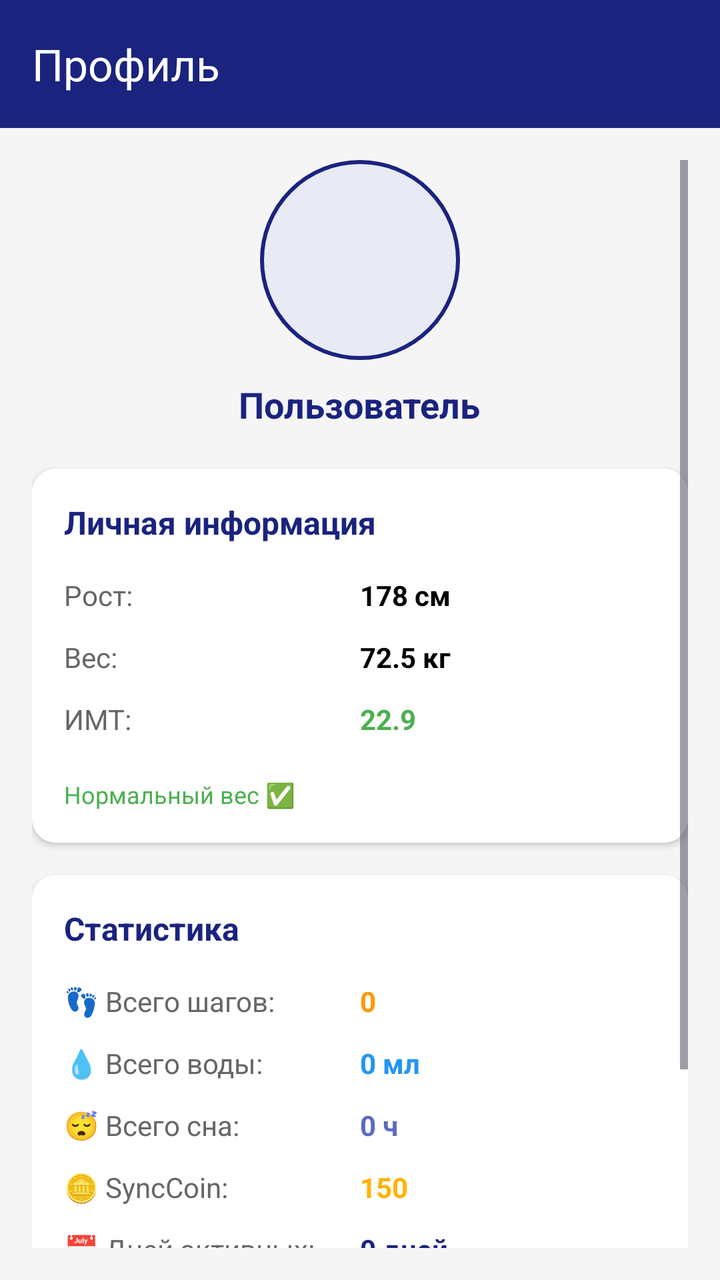
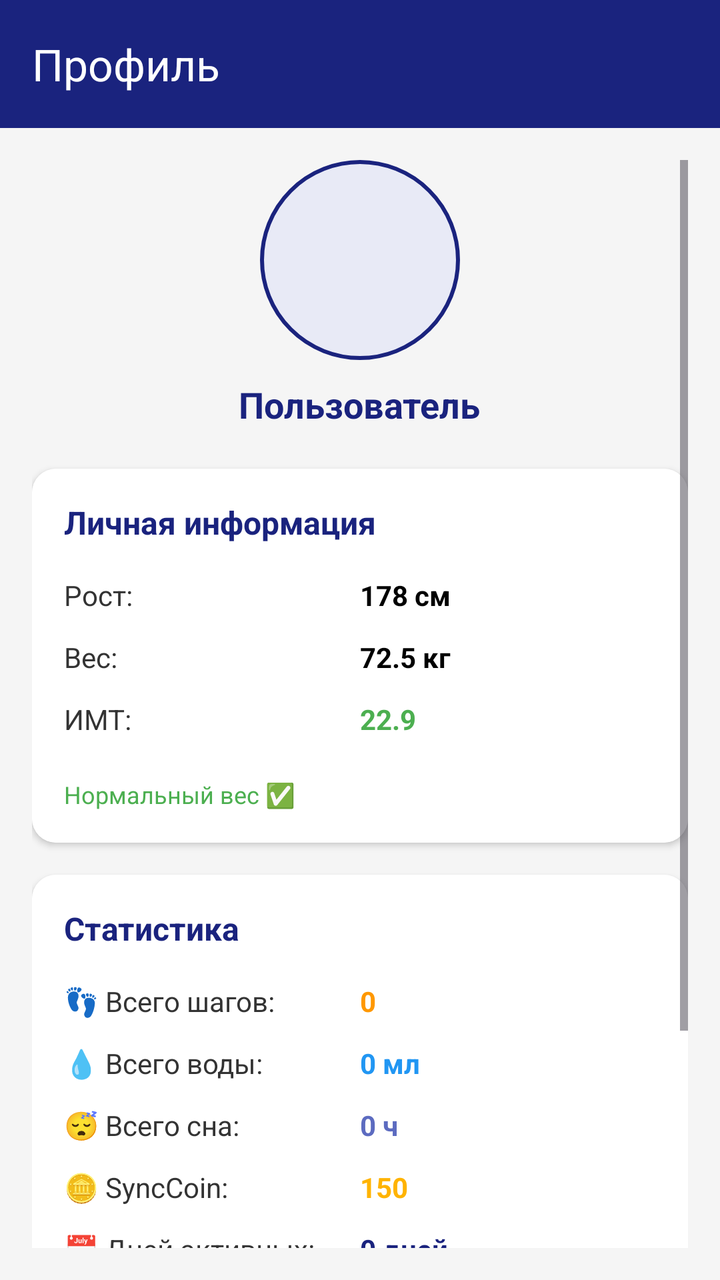

An Android layout rendered at two revisions. The XML below is the earlier revision; the diff shows what the commit changed to produce the second picture.
<!-- AndroidManifest.xml: application theme Theme.HealthSync -->
<!-- res/layout/activity_profile.xml -->
<?xml version="1.0" encoding="utf-8"?>

<LinearLayout xmlns:android="http://schemas.android.com/apk/res/android"
    xmlns:app="http://schemas.android.com/apk/res-auto"
    android:layout_width="match_parent"
    android:layout_height="match_parent"
    android:orientation="vertical"
    android:background="#F5F5F5">

    <androidx.appcompat.widget.Toolbar
        android:id="@+id/toolbar"
        android:layout_width="match_parent"
        android:layout_height="?attr/actionBarSize"
        android:background="#1A237E"
        app:titleTextColor="@android:color/white"
        app:title="Профиль" />

    <ScrollView
        android:layout_width="match_parent"
        android:layout_height="match_parent"
        android:padding="16dp">

        <LinearLayout
            android:layout_width="match_parent"
            android:layout_height="wrap_content"
            android:orientation="vertical">

            
            <LinearLayout
                android:layout_width="match_parent"
                android:layout_height="wrap_content"
                android:orientation="vertical"
                android:gravity="center_horizontal"
                android:layout_marginBottom="20dp">

                <View
                    android:layout_width="100dp"
                    android:layout_height="100dp"
                    android:background="@drawable/circle_avatar"
                    android:layout_marginBottom="10dp" />

                <TextView
                    android:layout_width="wrap_content"
                    android:layout_height="wrap_content"
                    android:text="Пользователь"
                    android:textSize="18sp"
                    android:textStyle="bold"
                    android:textColor="#1A237E" />
            </LinearLayout>

            
            <androidx.cardview.widget.CardView
                android:layout_width="match_parent"
                android:layout_height="wrap_content"
                app:cardCornerRadius="12dp"
                android:layout_marginBottom="16dp"
                app:cardElevation="2dp">

                <LinearLayout
                    android:layout_width="match_parent"
                    android:layout_height="wrap_content"
                    android:orientation="vertical"
                    android:padding="16dp"
                    android:background="@android:color/white">

                    <TextView
                        android:layout_width="match_parent"
                        android:layout_height="wrap_content"
                        android:text="Личная информация"
                        android:textSize="16sp"
                        android:textStyle="bold"
                        android:textColor="#1A237E"
                        android:layout_marginBottom="16dp" />

                    <LinearLayout
                        android:layout_width="match_parent"
                        android:layout_height="wrap_content"
                        android:orientation="horizontal"
                        android:layout_marginBottom="12dp">

                        <TextView
                            android:layout_width="0dp"
                            android:layout_height="wrap_content"
                            android:layout_weight="1"
                            android:text="Рост:"
                            android:textSize="14sp"
                            android:textColor="#666666" />

                        <TextView
                            android:id="@+id/profileHeightText"
                            android:layout_width="0dp"
                            android:layout_height="wrap_content"
                            android:layout_weight="1"
                            android:text="178 см"
                            android:textSize="14sp"
                            android:textStyle="bold"
                            android:textColor="#000000" />
                    </LinearLayout>

                    <LinearLayout
                        android:layout_width="match_parent"
                        android:layout_height="wrap_content"
                        android:orientation="horizontal"
                        android:layout_marginBottom="12dp">

                        <TextView
                            android:layout_width="0dp"
                            android:layout_height="wrap_content"
                            android:layout_weight="1"
                            android:text="Вес:"
                            android:textSize="14sp"
                            android:textColor="#666666" />

                        <TextView
                            android:id="@+id/profileWeightText"
                            android:layout_width="0dp"
                            android:layout_height="wrap_content"
                            android:layout_weight="1"
                            android:text="72.5 кг"
                            android:textSize="14sp"
                            android:textStyle="bold"
                            android:textColor="#000000" />
                    </LinearLayout>

                    <LinearLayout
                        android:layout_width="match_parent"
                        android:layout_height="wrap_content"
                        android:orientation="horizontal"
                        android:layout_marginBottom="12dp">

                        <TextView
                            android:layout_width="0dp"
                            android:layout_height="wrap_content"
                            android:layout_weight="1"
                            android:text="ИМТ:"
                            android:textSize="14sp"
                            android:textColor="#666666" />

                        <TextView
                            android:id="@+id/profileBMIText"
                            android:layout_width="0dp"
                            android:layout_height="wrap_content"
                            android:layout_weight="1"
                            android:text="22.9"
                            android:textSize="14sp"
                            android:textStyle="bold"
                            android:textColor="#4CAF50" />
                    </LinearLayout>

                    <TextView
                        android:id="@+id/profileBMICategoryText"
                        android:layout_width="match_parent"
                        android:layout_height="wrap_content"
                        android:text="Нормальный вес ✅"
                        android:textSize="12sp"
                        android:textColor="#4CAF50"
                        android:layout_marginTop="8dp" />

                </LinearLayout>
            </androidx.cardview.widget.CardView>

            
            <androidx.cardview.widget.CardView
                android:layout_width="match_parent"
                android:layout_height="wrap_content"
                app:cardCornerRadius="12dp"
                android:layout_marginBottom="16dp"
                app:cardElevation="2dp">

                <LinearLayout
                    android:layout_width="match_parent"
                    android:layout_height="wrap_content"
                    android:orientation="vertical"
                    android:padding="16dp"
                    android:background="@android:color/white">

                    <TextView
                        android:layout_width="match_parent"
                        android:layout_height="wrap_content"
                        android:text="Статистика"
                        android:textSize="16sp"
                        android:textStyle="bold"
                        android:textColor="#1A237E"
                        android:layout_marginBottom="16dp" />

                    <LinearLayout
                        android:layout_width="match_parent"
                        android:layout_height="wrap_content"
                        android:orientation="horizontal"
                        android:layout_marginBottom="12dp">

                        <TextView
                            android:layout_width="0dp"
                            android:layout_height="wrap_content"
                            android:layout_weight="1"
                            android:text="👣 Всего шагов:"
                            android:textSize="14sp"
                            android:textColor="#666666" />

                        <TextView
                            android:id="@+id/totalStepsText"
                            android:layout_width="0dp"
                            android:layout_height="wrap_content"
                            android:layout_weight="1"
                            android:text="0"
                            android:textSize="14sp"
                            android:textStyle="bold"
                            android:textColor="#FF9800" />
                    </LinearLayout>

                    <LinearLayout
                        android:layout_width="match_parent"
                        android:layout_height="wrap_content"
                        android:orientation="horizontal"
                        android:layout_marginBottom="12dp">

                        <TextView
                            android:layout_width="0dp"
                            android:layout_height="wrap_content"
                            android:layout_weight="1"
                            android:text="💧 Всего воды:"
                            android:textSize="14sp"
                            android:textColor="#666666" />

                        <TextView
                            android:id="@+id/totalWaterText"
                            android:layout_width="0dp"
                            android:layout_height="wrap_content"
                            android:layout_weight="1"
                            android:text="0 мл"
                            android:textSize="14sp"
                            android:textStyle="bold"
                            android:textColor="#2196F3" />
                    </LinearLayout>

                    <LinearLayout
                        android:layout_width="match_parent"
                        android:layout_height="wrap_content"
                        android:orientation="horizontal"
                        android:layout_marginBottom="12dp">

                        <TextView
                            android:layout_width="0dp"
                            android:layout_height="wrap_content"
                            android:layout_weight="1"
                            android:text="😴 Всего сна:"
                            android:textSize="14sp"
                            android:textColor="#666666" />

                        <TextView
                            android:id="@+id/totalSleepText"
                            android:layout_width="0dp"
                            android:layout_height="wrap_content"
                            android:layout_weight="1"
                            android:text="0 ч"
                            android:textSize="14sp"
                            android:textStyle="bold"
                            android:textColor="#5C6BC0" />
                    </LinearLayout>

                    <LinearLayout
                        android:layout_width="match_parent"
                        android:layout_height="wrap_content"
                        android:orientation="horizontal"
                        android:layout_marginBottom="12dp">

                        <TextView
                            android:layout_width="0dp"
                            android:layout_height="wrap_content"
                            android:layout_weight="1"
                            android:text="🪙 SyncCoin:"
                            android:textSize="14sp"
                            android:textColor="#666666" />

                        <TextView
                            android:id="@+id/totalCoinsText"
                            android:layout_width="0dp"
                            android:layout_height="wrap_content"
                            android:layout_weight="1"
                            android:text="150"
                            android:textSize="14sp"
                            android:textStyle="bold"
                            android:textColor="#FFB300" />
                    </LinearLayout>

                    <LinearLayout
                        android:layout_width="match_parent"
                        android:layout_height="wrap_content"
                        android:orientation="horizontal"
                        android:layout_marginBottom="12dp">

                        <TextView
                            android:layout_width="0dp"
                            android:layout_height="wrap_content"
                            android:layout_weight="1"
                            android:text="📅 Дней активных:"
                            android:textSize="14sp"
                            android:textColor="#666666" />

                        <TextView
                            android:id="@+id/daysActiveText"
                            android:layout_width="0dp"
                            android:layout_height="wrap_content"
                            android:layout_weight="1"
                            android:text="0 дней"
                            android:textSize="14sp"
                            android:textStyle="bold"
                            android:textColor="#1A237E" />
                    </LinearLayout>

                    <LinearLayout
                        android:layout_width="match_parent"
                        android:layout_height="wrap_content"
                        android:orientation="horizontal">

                        <TextView
                            android:layout_width="0dp"
                            android:layout_height="wrap_content"
                            android:layout_weight="1"
                            android:text="🏆 Достижений:"
                            android:textSize="14sp"
                            android:textColor="#666666" />

                        <TextView
                            android:id="@+id/achievementsCountText"
                            android:layout_width="0dp"
                            android:layout_height="wrap_content"
                            android:layout_weight="1"
                            android:text="0"
                            android:textSize="14sp"
                            android:textStyle="bold"
                            android:textColor="#9C27B0" />
                    </LinearLayout>
                </LinearLayout>
            </androidx.cardview.widget.CardView>

            
            <Button
                android:id="@+id/editProfileButton"
                android:layout_width="match_parent"
                android:layout_height="48dp"
                android:text="✏️ Редактировать профиль"
                android:backgroundTint="#1A237E"
                android:textColor="@android:color/white"
                android:layout_marginTop="8dp" />

        </LinearLayout>
    </ScrollView>
</LinearLayout>
<!-- resources referenced by this layout -->
<resources>
  <!-- drawable circle_avatar (drawable) -->
  <?xml version="1.0" encoding="utf-8"?>
  
  <shape xmlns:android="http://schemas.android.com/apk/res/android"
      android:shape="oval">
      <solid android:color="#E8EAF6" />
      <stroke
          android:width="2dp"
          android:color="#1A237E" />
      <size
          android:width="100dp"
          android:height="100dp" />
  </shape>
  <style name="Theme.HealthSync" parent="Base.Theme.HealthSync" />
  <style name="Base.Theme.HealthSync" parent="Theme.Material3.DayNight.NoActionBar">
          
          
      </style>
</resources>

<!-- the commit's change to res/layout/activity_profile.xml (unified diff, before → after) -->
@@ -84,7 +84,7 @@
                             android:layout_weight="1"
                             android:text="Рост:"
                             android:textSize="14sp"
-                            android:textColor="#666666" />
+                            android:textColor="#333333" />
 
                         <TextView
                             android:id="@+id/profileHeightText"
@@ -109,7 +109,7 @@
                             android:layout_weight="1"
                             android:text="Вес:"
                             android:textSize="14sp"
-                            android:textColor="#666666" />
+                            android:textColor="#333333" />
 
                         <TextView
                             android:id="@+id/profileWeightText"
@@ -134,7 +134,7 @@
                             android:layout_weight="1"
                             android:text="ИМТ:"
                             android:textSize="14sp"
-                            android:textColor="#666666" />
+                            android:textColor="#333333" />
 
                         <TextView
                             android:id="@+id/profileBMIText"
@@ -195,7 +195,7 @@
                             android:layout_weight="1"
                             android:text="👣 Всего шагов:"
                             android:textSize="14sp"
-                            android:textColor="#666666" />
+                            android:textColor="#333333" />
 
                         <TextView
                             android:id="@+id/totalStepsText"
@@ -220,7 +220,7 @@
                             android:layout_weight="1"
                             android:text="💧 Всего воды:"
                             android:textSize="14sp"
-                            android:textColor="#666666" />
+                            android:textColor="#333333" />
 
                         <TextView
                             android:id="@+id/totalWaterText"
@@ -245,7 +245,7 @@
                             android:layout_weight="1"
                             android:text="😴 Всего сна:"
                             android:textSize="14sp"
-                            android:textColor="#666666" />
+                            android:textColor="#333333" />
 
                         <TextView
                             android:id="@+id/totalSleepText"
@@ -270,7 +270,7 @@
                             android:layout_weight="1"
                             android:text="🪙 SyncCoin:"
                             android:textSize="14sp"
-                            android:textColor="#666666" />
+                            android:textColor="#333333" />
 
                         <TextView
                             android:id="@+id/totalCoinsText"
@@ -295,7 +295,7 @@
                             android:layout_weight="1"
                             android:text="📅 Дней активных:"
                             android:textSize="14sp"
-                            android:textColor="#666666" />
+                            android:textColor="#333333" />
 
                         <TextView
                             android:id="@+id/daysActiveText"
@@ -319,7 +319,7 @@
                             android:layout_weight="1"
                             android:text="🏆 Достижений:"
                             android:textSize="14sp"
-                            android:textColor="#666666" />
+                            android:textColor="#333333" />
 
                         <TextView
                             android:id="@+id/achievementsCountText"
@@ -330,6 +330,31 @@
                             android:textSize="14sp"
                             android:textStyle="bold"
                             android:textColor="#9C27B0" />
+                    </LinearLayout>
+
+                    <LinearLayout
+                        android:layout_width="match_parent"
+                        android:layout_height="wrap_content"
+                        android:orientation="horizontal"
+                        android:layout_marginBottom="12dp">
+
+                        <TextView
+                            android:layout_width="0dp"
+                            android:layout_height="wrap_content"
+                            android:layout_weight="1"
+                            android:text="🔥 Всего калорий:"
+                            android:textSize="14sp"
+                            android:textColor="#333333" />
+
+                        <TextView
+                            android:id="@+id/totalCaloriesText"
+                            android:layout_width="0dp"
+                            android:layout_height="wrap_content"
+                            android:layout_weight="1"
+                            android:text="0 ккал"
+                            android:textSize="14sp"
+                            android:textStyle="bold"
+                            android:textColor="#FF5722" />
                     </LinearLayout>
                 </LinearLayout>
             </androidx.cardview.widget.CardView>
